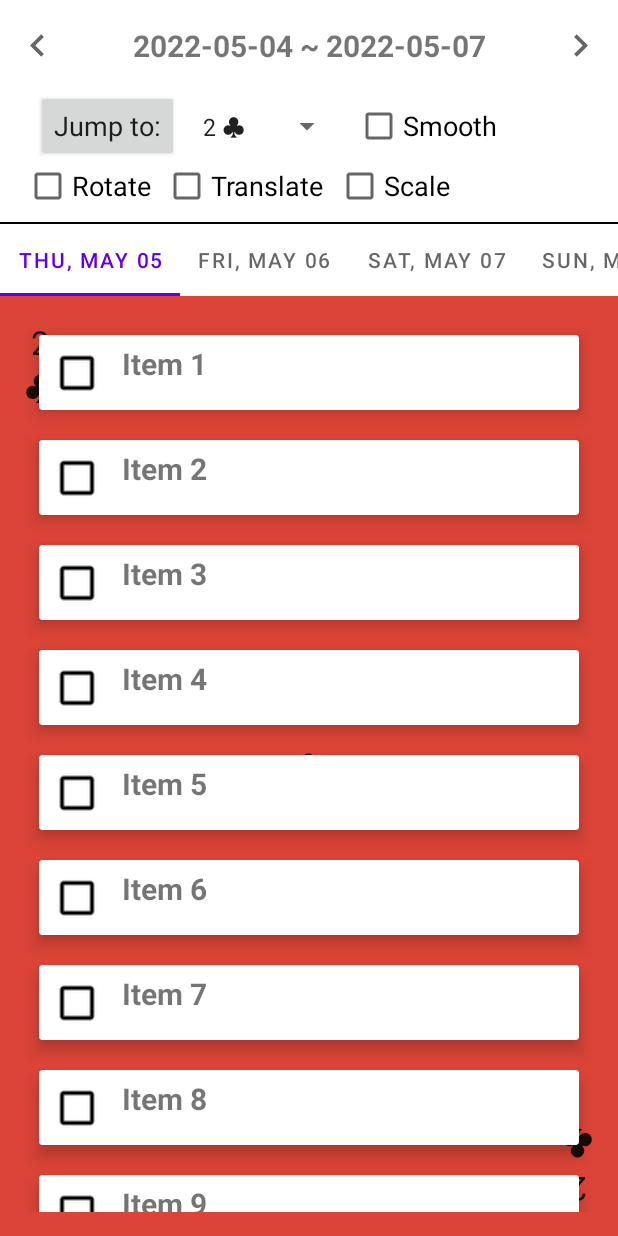
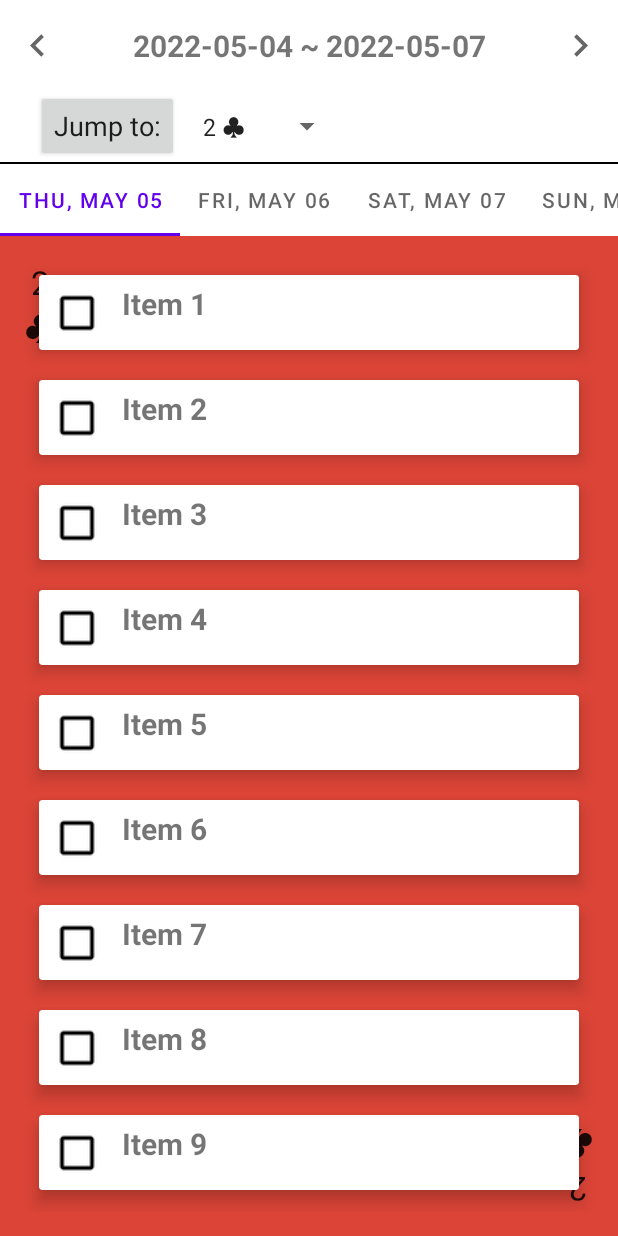
Before and after one commit to dogtim/AmazingTalkerAssessment, an Android app: the screen it shows after launch (CardViewTabLayoutActivity), on a phone screen of 412 x 824 dp. Run offline under Robolectric (Android 15) with nearby library versions, the phone set to English and light mode, and no system bars.

Commit message:
To remove useless classes in the assessment

```diff
--- a/app/src/main/java/com/amazingtalker/assessment/BaseCardActivity.kt
+++ b/app/src/main/java/com/amazingtalker/assessment/BaseCardActivity.kt
@@ -36,35 +36,9 @@ abstract class BaseCardActivity : FragmentActivity() {
 
     protected lateinit var viewPager: ViewPager2
     private lateinit var cardSelector: Spinner
-    private lateinit var smoothScrollCheckBox: CheckBox
-    private lateinit var rotateCheckBox: CheckBox
-    private lateinit var translateCheckBox: CheckBox
-    private lateinit var scaleCheckBox: CheckBox
     private lateinit var gotoPage: Button
 
-    private val translateX get() = viewPager.orientation == ORIENTATION_VERTICAL &&
-            translateCheckBox.isChecked
-    private val translateY get() = viewPager.orientation == ORIENTATION_HORIZONTAL &&
-            translateCheckBox.isChecked
-
     protected open val layoutId: Int = R.layout.activity_no_tablayout
-
-    private val mAnimator = ViewPager2.PageTransformer { page, position ->
-        val absPos = Math.abs(position)
-        page.apply {
-            rotation = if (rotateCheckBox.isChecked) position * 360 else 0f
-            translationY = if (translateY) absPos * 500f else 0f
-            translationX = if (translateX) absPos * 350f else 0f
-            if (scaleCheckBox.isChecked) {
-                val scale = if (absPos > 1) 0F else 1 - absPos
-                scaleX = scale
-                scaleY = scale
-            } else {
-                scaleX = 1f
-                scaleY = 1f
-            }
-        }
-    }
 
     public override fun onCreate(savedInstanceState: Bundle?) {
         super.onCreate(savedInstanceState)
@@ -72,25 +46,15 @@ abstract class BaseCardActivity : FragmentActivity() {
 
         viewPager = findViewById(R.id.view_pager)
         cardSelector = findViewById(R.id.card_spinner)
-        smoothScrollCheckBox = findViewById(R.id.smooth_scroll_checkbox)
-        rotateCheckBox = findViewById(R.id.rotate_checkbox)
-        translateCheckBox = findViewById(R.id.translate_checkbox)
-        scaleCheckBox = findViewById(R.id.scale_checkbox)
         gotoPage = findViewById(R.id.jump_button)
 
         cardSelector.adapter = createCardAdapter()
 
-        viewPager.setPageTransformer(mAnimator)
-
         gotoPage.setOnClickListener {
             val card = cardSelector.selectedItemPosition
-            val smoothScroll = smoothScrollCheckBox.isChecked
+            val smoothScroll = true
             viewPager.setCurrentItem(card, smoothScroll)
         }
-
-        rotateCheckBox.setOnClickListener { viewPager.requestTransform() }
-        translateCheckBox.setOnClickListener { viewPager.requestTransform() }
-        scaleCheckBox.setOnClickListener { viewPager.requestTransform() }
     }
 
     private fun createCardAdapter(): SpinnerAdapter {
--- a/app/src/main/res/layout-land/controls.xml
+++ b/app/src/main/res/layout-land/controls.xml
@@ -75,13 +75,6 @@
             android:gravity="center_vertical|start"
             android:orientation="horizontal">
 
-            <CheckBox
-                android:id="@+id/smooth_scroll_checkbox"
-                android:layout_width="wrap_content"
-                android:layout_height="wrap_content"
-                android:text="@string/checkbox_smoothscroll"
-                android:textAppearance="@android:style/TextAppearance.Medium" />
-
             <Button
                 android:id="@+id/jump_button"
                 android:layout_width="wrap_content"
@@ -93,27 +86,6 @@
 
         </LinearLayout>
 
-        <CheckBox
-            android:id="@+id/rotate_checkbox"
-            android:layout_width="wrap_content"
-            android:layout_height="wrap_content"
-            android:text="@string/checkbox_rotate"
-            android:textAppearance="@android:style/TextAppearance.Medium" />
-
-        <CheckBox
-            android:id="@+id/translate_checkbox"
-            android:layout_width="wrap_content"
-            android:layout_height="wrap_content"
-            android:text="@string/checkbox_translate"
-            android:textAppearance="@android:style/TextAppearance.Medium" />
-
-        <CheckBox
-            android:id="@+id/scale_checkbox"
-            android:layout_width="wrap_content"
-            android:layout_height="wrap_content"
-            android:text="@string/checkbox_scale"
-            android:textAppearance="@android:style/TextAppearance.Medium" />
-
     </LinearLayout>
 
     <View
--- a/app/src/main/res/layout/controls.xml
+++ b/app/src/main/res/layout/controls.xml
@@ -80,51 +80,6 @@
             android:layout_marginStart="8dp"
             android:layout_marginLeft="8dp" />
 
-        <CheckBox
-            android:id="@+id/smooth_scroll_checkbox"
-            android:layout_width="wrap_content"
-            android:layout_height="wrap_content"
-            android:layout_marginStart="8dp"
-            android:layout_marginLeft="8dp"
-            android:text="@string/checkbox_smoothscroll"
-            android:textAppearance="@android:style/TextAppearance.Medium" />
-
-    </LinearLayout>
-
-    <LinearLayout
-        android:layout_width="match_parent"
-        android:layout_height="wrap_content"
-        android:layout_marginLeft="16dp"
-        android:layout_marginRight="16dp"
-        android:layout_marginBottom="8dp"
-        android:gravity="center_vertical|start"
-        android:orientation="horizontal">
-
-        <CheckBox
-            android:id="@+id/rotate_checkbox"
-            android:layout_width="wrap_content"
-            android:layout_height="wrap_content"
-            android:text="@string/checkbox_rotate"
-            android:textAppearance="@android:style/TextAppearance.Medium" />
-
-        <CheckBox
-            android:id="@+id/translate_checkbox"
-            android:layout_width="wrap_content"
-            android:layout_height="wrap_content"
-            android:layout_marginStart="8dp"
-            android:layout_marginLeft="8dp"
-            android:text="@string/checkbox_translate"
-            android:textAppearance="@android:style/TextAppearance.Medium" />
-
-        <CheckBox
-            android:id="@+id/scale_checkbox"
-            android:layout_width="wrap_content"
-            android:layout_height="wrap_content"
-            android:layout_marginStart="8dp"
-            android:layout_marginLeft="8dp"
-            android:text="@string/checkbox_scale"
-            android:textAppearance="@android:style/TextAppearance.Medium" />
-
     </LinearLayout>
 
     <View
```
